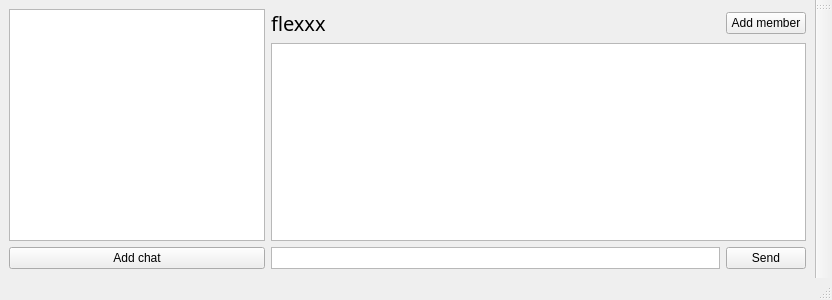
Old version of the form client/mainwindow.ui in the repository khram2003/BPKproject.
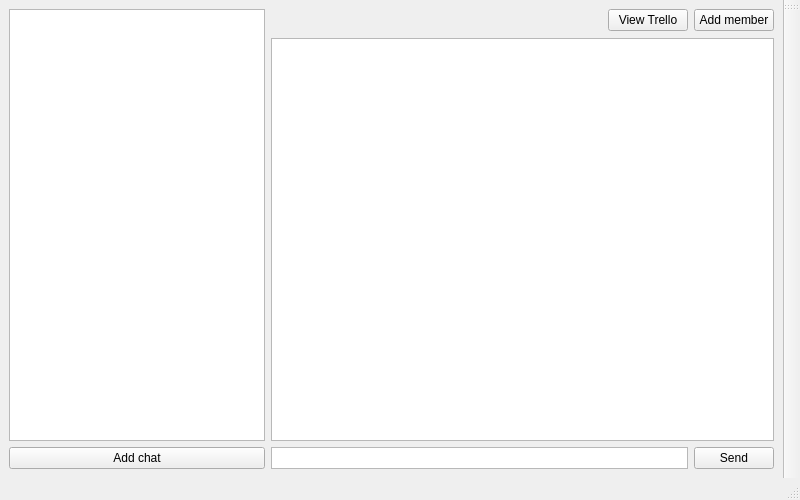
New version of the form.

The edit to the form file:
```diff
--- a/client/mainwindow.ui
+++ b/client/mainwindow.ui
@@ -6,8 +6,8 @@
    <rect>
     <x>0</x>
     <y>0</y>
-    <width>832</width>
-    <height>300</height>
+    <width>800</width>
+    <height>500</height>
    </rect>
   </property>
   <property name="windowTitle">
@@ -53,7 +53,6 @@
          <widget class="QLabel" name="label">
           <property name="font">
            <font>
-            <family>Segoe UI Semibold</family>
             <pointsize>15</pointsize>
            </font>
           </property>
@@ -61,7 +60,20 @@
            <bool>true</bool>
           </property>
           <property name="text">
-           <string>flexxx</string>
+           <string/>
+          </property>
+         </widget>
+        </item>
+        <item>
+         <widget class="QPushButton" name="viewBoardsButton">
+          <property name="sizePolicy">
+           <sizepolicy hsizetype="Fixed" vsizetype="Fixed">
+            <horstretch>0</horstretch>
+            <verstretch>0</verstretch>
+           </sizepolicy>
+          </property>
+          <property name="text">
+           <string>View Trello</string>
           </property>
          </widget>
         </item>
```
